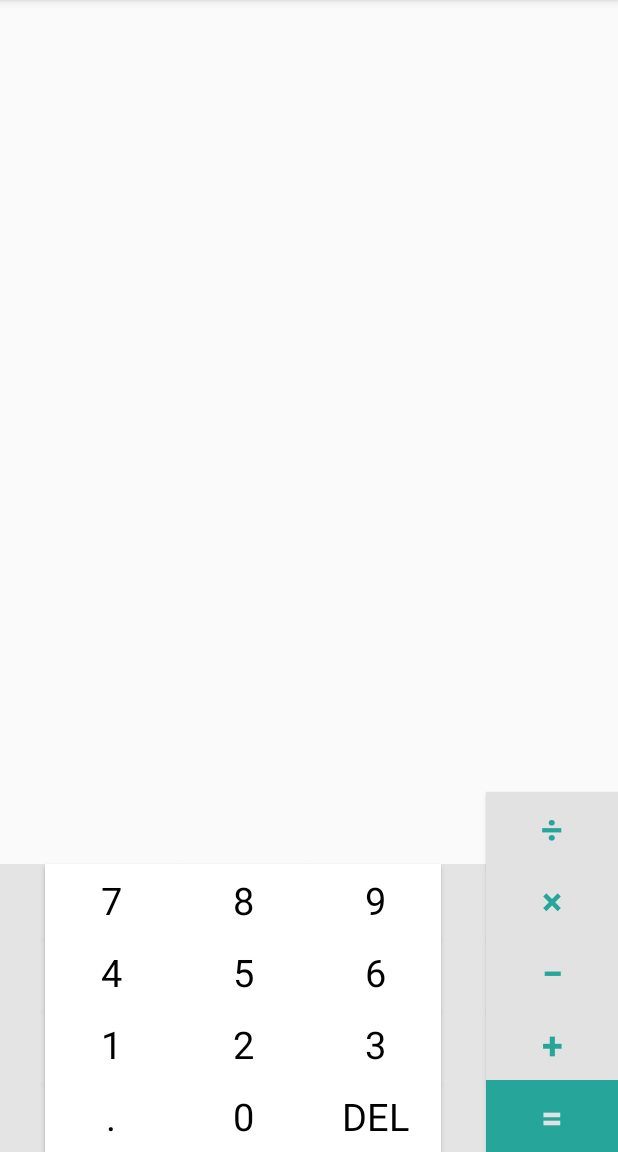
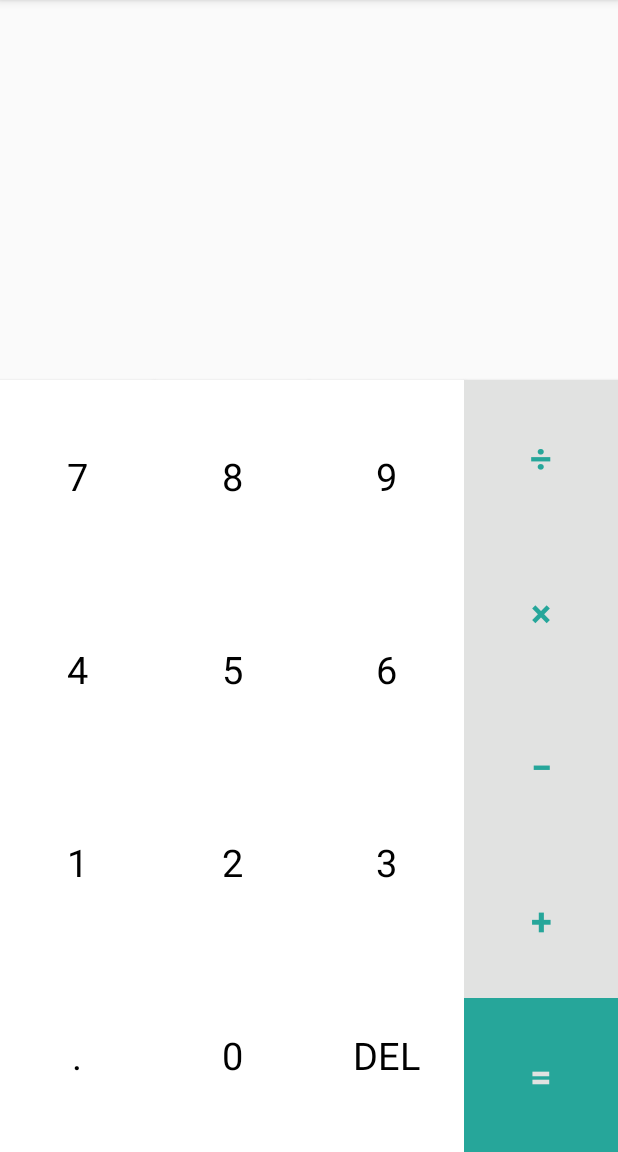
Before and after one commit to fetsh-edu/geekbrains-term-2-android-1, an Android app: the screen it shows after launch (MainActivity), on a phone screen of 412 x 824 dp, the part 84-1236 px from its top. Run offline under Robolectric (Android 15) with nearby library versions, the phone set to English and light mode, and no system bars.

Commit message:
Use guides in constraintlayout

```diff
--- a/app/src/main/res/layout/activity_main.xml
+++ b/app/src/main/res/layout/activity_main.xml
@@ -1,173 +1,270 @@
 <?xml version="1.0" encoding="utf-8"?>
-<androidx.constraintlayout.widget.ConstraintLayout xmlns:android="http://schemas.android.com/apk/res/android"
+<androidx.constraintlayout.widget.ConstraintLayout
+    xmlns:android="http://schemas.android.com/apk/res/android"
     android:layout_width="match_parent"
     android:layout_height="match_parent"
     xmlns:tools="http://schemas.android.com/tools"
     xmlns:app="http://schemas.android.com/apk/res-auto">
+
+    <androidx.constraintlayout.widget.Guideline
+        android:id="@+id/guidelineH"
+        android:layout_width="match_parent"
+        android:layout_height="wrap_content"
+        app:layout_constraintGuide_percent="0.33"
+        android:orientation="horizontal"
+        />
+    <androidx.constraintlayout.widget.Guideline
+        android:id="@+id/guidelineV"
+        android:layout_width="match_parent"
+        android:layout_height="wrap_content"
+        app:layout_constraintGuide_percent="0.75"
+        android:orientation="vertical"
+        />
+
     <TextView
-        android:id="@+id/display_formula"
+        android:id="@+id/formula"
         android:layout_width="match_parent"
         android:layout_height="wrap_content"
         app:layout_constraintTop_toTopOf="parent"
-        tools:text="2 + 2"
-        android:textSize="30sp"
+        app:layout_constraintBottom_toTopOf="@id/result"
+        app:layout_constraintVertical_chainStyle="packed"
+        tools:text="2+2"
+        android:textSize="36sp"
         android:gravity="right"
         android:layout_marginRight="10dp"
         />
     <TextView
+        android:id="@+id/result"
         android:layout_width="match_parent"
         android:layout_height="wrap_content"
-        app:layout_constraintTop_toBottomOf="@id/display_formula"
+        app:layout_constraintTop_toBottomOf="@id/formula"
+        app:layout_constraintBottom_toTopOf="@id/guidelineH"
+        app:layout_constraintVertical_chainStyle="packed"
         tools:text="4"
         android:textSize="30sp"
         android:textColor="#000"
         android:gravity="right"
         android:layout_marginRight="10dp"
         />
-
-
-    <androidx.constraintlayout.helper.widget.Flow
-
-        android:layout_width="0dp"
-        android:layout_height="wrap_content"
-        android:background="#e4e4e4"
-        app:constraint_referenced_ids="keyboard_num7,keyboard_num8,keyboard_num9,keyboard_num4,keyboard_num5,keyboard_num6,keyboard_num1,keyboard_num2,keyboard_num3,keyboard_num_dot,keyboard_num0,keyboard_num_del"
-        app:flow_horizontalStyle="packed"
-        app:flow_wrapMode="aligned"
-        app:layout_constraintBottom_toBottomOf="parent"
-        app:layout_constraintLeft_toLeftOf="parent"
-        app:layout_constraintRight_toLeftOf="@id/keyboard_equal" />
     <Button
         android:id="@+id/keyboard_num7"
-        android:layout_width="wrap_content"
-        android:layout_height="wrap_content"
+        android:layout_width="0dp"
+        android:layout_height="0dp"
+        app:layout_constraintBottom_toTopOf="@id/keyboard_num4"
+        app:layout_constraintLeft_toLeftOf="parent"
+        app:layout_constraintRight_toLeftOf="@id/keyboard_num8"
+        app:layout_constraintTop_toBottomOf="@id/guidelineH"
+        app:layout_constraintHorizontal_chainStyle="spread_inside"
+        app:layout_constraintVertical_chainStyle="spread_inside"
         android:text="7"
         style="@style/Operand"
         />
     <Button
         android:id="@+id/keyboard_num8"
-        android:layout_width="wrap_content"
-        android:layout_height="wrap_content"
+        android:layout_width="0dp"
+        android:layout_height="0dp"
+        app:layout_constraintBottom_toTopOf="@id/keyboard_num5"
+        app:layout_constraintLeft_toRightOf="@id/keyboard_num7"
+        app:layout_constraintRight_toLeftOf="@id/keyboard_num9"
+        app:layout_constraintTop_toBottomOf="@id/guidelineH"
+        app:layout_constraintHorizontal_chainStyle="spread_inside"
+        app:layout_constraintVertical_chainStyle="spread_inside"
         android:text="8"
         style="@style/Operand"
         />
     <Button
         android:id="@+id/keyboard_num9"
-        android:layout_width="wrap_content"
-        android:layout_height="wrap_content"
+        android:layout_width="0dp"
+        android:layout_height="0dp"
+        app:layout_constraintBottom_toTopOf="@id/keyboard_num6"
+        app:layout_constraintLeft_toRightOf="@id/keyboard_num8"
+        app:layout_constraintRight_toLeftOf="@id/guidelineV"
+        app:layout_constraintTop_toBottomOf="@id/guidelineH"
+        app:layout_constraintHorizontal_chainStyle="spread_inside"
+        app:layout_constraintVertical_chainStyle="spread_inside"
         android:text="9"
         style="@style/Operand"
         />
     <Button
         android:id="@+id/keyboard_num4"
-        android:layout_width="wrap_content"
-        android:layout_height="wrap_content"
+        android:layout_width="0dp"
+        android:layout_height="0dp"
+        app:layout_constraintBottom_toTopOf="@id/keyboard_num1"
+        app:layout_constraintLeft_toLeftOf="parent"
+        app:layout_constraintRight_toLeftOf="@id/keyboard_num5"
+        app:layout_constraintTop_toBottomOf="@id/keyboard_num7"
+        app:layout_constraintHorizontal_chainStyle="spread_inside"
+        app:layout_constraintVertical_chainStyle="spread_inside"
         android:text="4"
         style="@style/Operand"
         />
     <Button
         android:id="@+id/keyboard_num5"
-        android:layout_width="wrap_content"
-        android:layout_height="wrap_content"
+        android:layout_width="0dp"
+        android:layout_height="0dp"
+        app:layout_constraintBottom_toTopOf="@id/keyboard_num2"
+        app:layout_constraintLeft_toRightOf="@id/keyboard_num4"
+        app:layout_constraintRight_toLeftOf="@id/keyboard_num6"
+        app:layout_constraintTop_toBottomOf="@id/keyboard_num8"
+        app:layout_constraintHorizontal_chainStyle="spread_inside"
+        app:layout_constraintVertical_chainStyle="spread_inside"
         android:text="5"
         style="@style/Operand"
         />
     <Button
         android:id="@+id/keyboard_num6"
-        android:layout_width="wrap_content"
-        android:layout_height="wrap_content"
+        android:layout_width="0dp"
+        android:layout_height="0dp"
+        app:layout_constraintBottom_toTopOf="@id/keyboard_num3"
+        app:layout_constraintLeft_toRightOf="@id/keyboard_num5"
+        app:layout_constraintRight_toLeftOf="@id/guidelineV"
+        app:layout_constraintTop_toBottomOf="@id/keyboard_num9"
+        app:layout_constraintHorizontal_chainStyle="spread_inside"
+        app:layout_constraintVertical_chainStyle="spread_inside"
         android:text="6"
         style="@style/Operand"
         />
     <Button
         android:id="@+id/keyboard_num1"
-        android:layout_width="wrap_content"
-        android:layout_height="wrap_content"
+        android:layout_width="0dp"
+        android:layout_height="0dp"
+        app:layout_constraintBottom_toTopOf="@id/keyboard_num_dot"
+        app:layout_constraintLeft_toLeftOf="parent"
+        app:layout_constraintRight_toLeftOf="@id/keyboard_num2"
+        app:layout_constraintTop_toBottomOf="@id/keyboard_num4"
+        app:layout_constraintHorizontal_chainStyle="spread_inside"
+        app:layout_constraintVertical_chainStyle="spread_inside"
         android:text="1"
         style="@style/Operand"
         />
     <Button
         android:id="@+id/keyboard_num2"
-        android:layout_width="wrap_content"
-        android:layout_height="wrap_content"
+        android:layout_width="0dp"
+        android:layout_height="0dp"
+        app:layout_constraintBottom_toTopOf="@id/keyboard_num0"
+        app:layout_constraintLeft_toRightOf="@id/keyboard_num1"
+        app:layout_constraintRight_toLeftOf="@id/keyboard_num3"
+        app:layout_constraintTop_toBottomOf="@id/keyboard_num5"
+        app:layout_constraintHorizontal_chainStyle="spread_inside"
+        app:layout_constraintVertical_chainStyle="spread_inside"
         android:text="2"
         style="@style/Operand"
         />
     <Button
         android:id="@+id/keyboard_num3"
-        android:layout_width="wrap_content"
-        android:layout_height="wrap_content"
+        android:layout_width="0dp"
+        android:layout_height="0dp"
+        app:layout_constraintBottom_toTopOf="@id/keyboard_num_del"
+        app:layout_constraintLeft_toRightOf="@id/keyboard_num2"
+        app:layout_constraintRight_toLeftOf="@id/guidelineV"
+        app:layout_constraintTop_toBottomOf="@id/keyboard_num6"
+        app:layout_constraintHorizontal_chainStyle="spread_inside"
+        app:layout_constraintVertical_chainStyle="spread_inside"
         android:text="3"
         style="@style/Operand"
         />
     <Button
         android:id="@+id/keyboard_num_dot"
-        android:layout_width="wrap_content"
-        android:layout_height="wrap_content"
+        android:layout_width="0dp"
+        android:layout_height="0dp"
+        app:layout_constraintBottom_toBottomOf="parent"
+        app:layout_constraintLeft_toLeftOf="parent"
+        app:layout_constraintRight_toLeftOf="@id/keyboard_num0"
+        app:layout_constraintTop_toBottomOf="@id/keyboard_num1"
+        app:layout_constraintHorizontal_chainStyle="spread_inside"
+        app:layout_constraintVertical_chainStyle="spread_inside"
         android:text="."
         style="@style/Operand"
         />
     <Button
         android:id="@+id/keyboard_num0"
-        android:layout_width="wrap_content"
-        android:layout_height="wrap_content"
+        android:layout_width="0dp"
+        android:layout_height="0dp"
+        app:layout_constraintBottom_toBottomOf="parent"
+        app:layout_constraintLeft_toRightOf="@id/keyboard_num_dot"
+        app:layout_constraintRight_toLeftOf="@id/keyboard_num_del"
+        app:layout_constraintTop_toBottomOf="@id/keyboard_num2"
+        app:layout_constraintHorizontal_chainStyle="spread_inside"
+        app:layout_constraintVertical_chainStyle="spread_inside"
         android:text="0"
         style="@style/Operand"
         />
     <Button
         android:id="@+id/keyboard_num_del"
-        android:layout_width="wrap_content"
-        android:layout_height="wrap_content"
+        android:layout_width="0dp"
+        android:layout_height="0dp"
+        app:layout_constraintBottom_toBottomOf="parent"
+        app:layout_constraintLeft_toRightOf="@id/keyboard_num0"
+        app:layout_constraintRight_toLeftOf="@id/guidelineV"
+        app:layout_constraintTop_toBottomOf="@id/keyboard_num3"
+        app:layout_constraintHorizontal_chainStyle="spread_inside"
+        app:layout_constraintVertical_chainStyle="spread_inside"
         android:text="del"
         style="@style/Operand"
         />
-
     <Button
         android:id="@+id/keyboard_division"
-        android:layout_width="wrap_content"
-        android:layout_height="wrap_content"
+        android:layout_width="0dp"
+        android:layout_height="0dp"
         app:layout_constraintBottom_toTopOf="@id/keyboard_multiplication"
         app:layout_constraintRight_toRightOf="parent"
+        app:layout_constraintTop_toBottomOf="@id/guidelineH"
+        app:layout_constraintLeft_toRightOf="@id/guidelineV"
+        app:layout_constraintHorizontal_chainStyle="spread_inside"
+        app:layout_constraintVertical_chainStyle="spread_inside"
         android:text="÷"
         style="@style/Operator"
         />
     <Button
         android:id="@+id/keyboard_multiplication"
-        android:layout_width="wrap_content"
-        android:layout_height="wrap_content"
+        android:layout_width="0dp"
+        android:layout_height="0dp"
         app:layout_constraintBottom_toTopOf="@id/keyboard_minus"
         app:layout_constraintRight_toRightOf="parent"
+        app:layout_constraintTop_toBottomOf="@id/keyboard_division"
+        app:layout_constraintLeft_toRightOf="@id/guidelineV"
+        app:layout_constraintHorizontal_chainStyle="spread_inside"
+        app:layout_constraintVertical_chainStyle="spread_inside"
         style="@style/Operator"
         android:text="×"
         />
     <Button
         android:id="@+id/keyboard_minus"
-        android:layout_width="wrap_content"
-        android:layout_height="wrap_content"
+        android:layout_width="0dp"
+        android:layout_height="0dp"
         app:layout_constraintBottom_toTopOf="@id/keyboard_plus"
         app:layout_constraintRight_toRightOf="parent"
+        app:layout_constraintTop_toBottomOf="@id/keyboard_multiplication"
+        app:layout_constraintLeft_toRightOf="@id/guidelineV"
+        app:layout_constraintHorizontal_chainStyle="spread_inside"
+        app:layout_constraintVertical_chainStyle="spread_inside"
         style="@style/Operator"
         android:text="−"
         />
     <Button
         android:id="@+id/keyboard_plus"
-        android:layout_width="wrap_content"
-        android:layout_height="wrap_content"
+        android:layout_width="0dp"
+        android:layout_height="0dp"
         app:layout_constraintBottom_toTopOf="@id/keyboard_equal"
         app:layout_constraintRight_toRightOf="parent"
+        app:layout_constraintTop_toBottomOf="@id/keyboard_minus"
+        app:layout_constraintLeft_toRightOf="@id/guidelineV"
+        app:layout_constraintHorizontal_chainStyle="spread_inside"
+        app:layout_constraintVertical_chainStyle="spread_inside"
         style="@style/Operator"
         android:text="+"
         />
     <Button
         android:id="@+id/keyboard_equal"
-        android:layout_width="wrap_content"
-        android:layout_height="wrap_content"
+        android:layout_width="0dp"
+        android:layout_height="0dp"
+        app:layout_constraintTop_toBottomOf="@id/keyboard_plus"
         app:layout_constraintBottom_toBottomOf="parent"
         app:layout_constraintRight_toRightOf="parent"
+        app:layout_constraintLeft_toRightOf="@id/guidelineV"
+        app:layout_constraintHorizontal_chainStyle="spread_inside"
+        app:layout_constraintVertical_chainStyle="spread_inside"
         style="@style/Equal"
         android:text="="
         />
-
-
-
 </androidx.constraintlayout.widget.ConstraintLayout>
```
